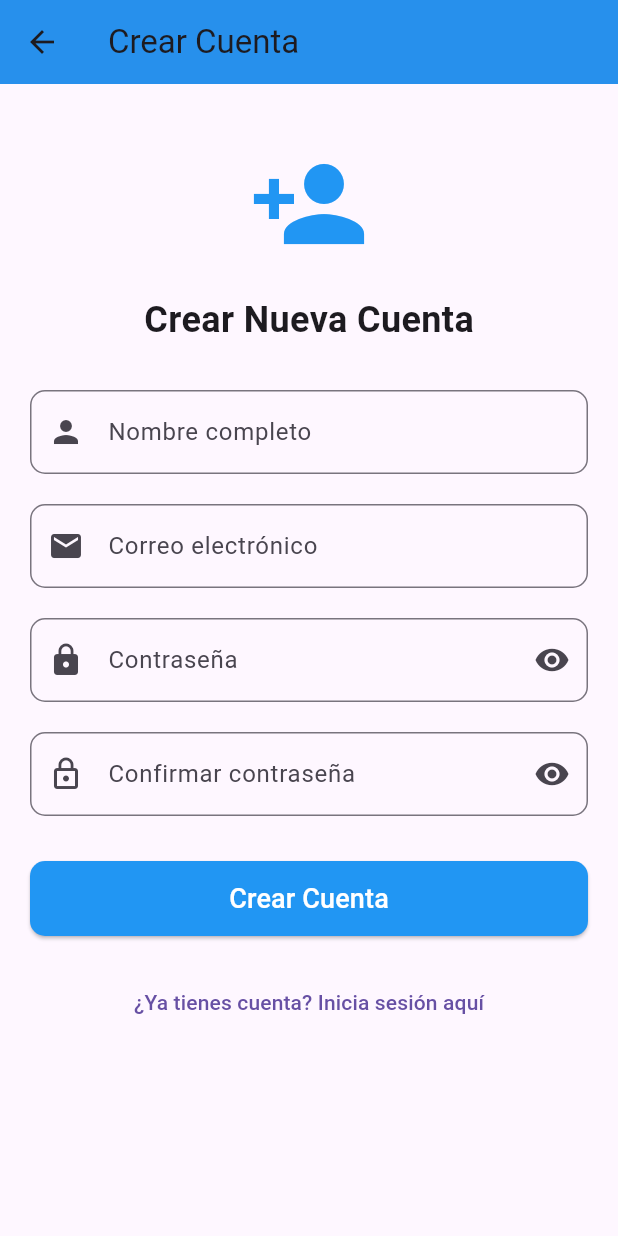
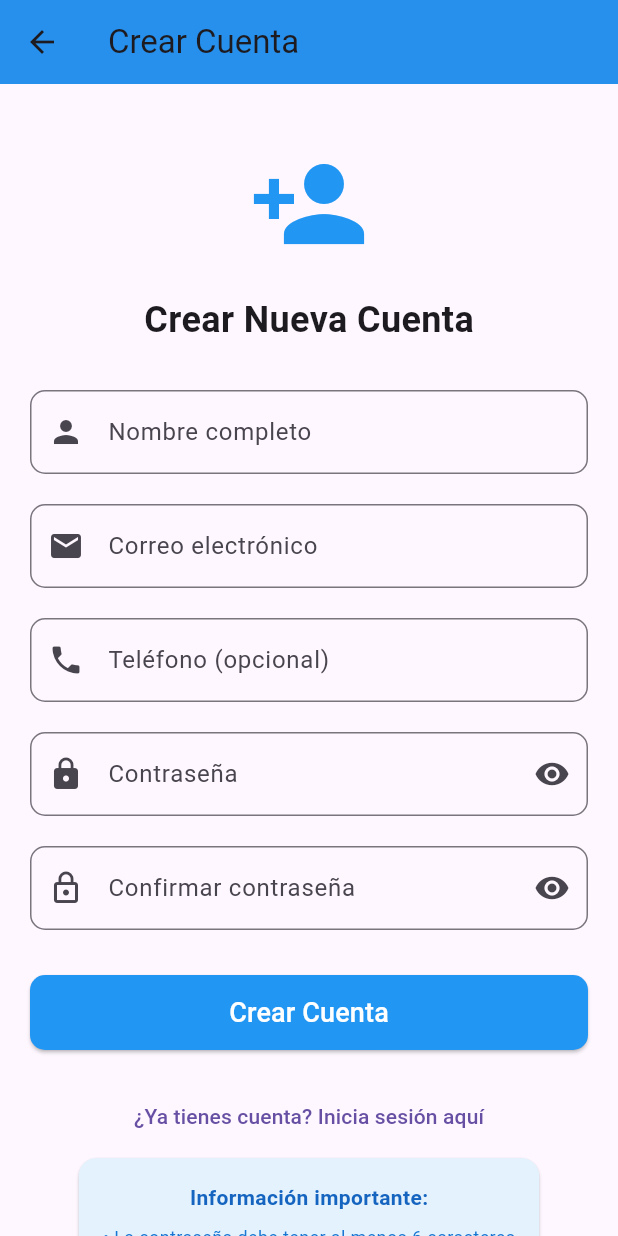
Before and after one commit to ricardo778/proyecto_final, a Flutter app: the screen it shows after launch, after a tap on "Iniciar Sesión", after a tap on "Crear Nueva Cuenta", on a phone screen of 412 x 824 dp. Run offline on Flutter 3.47's test engine with Material 3 defaults, Android fonts, the light colour scheme and no system bars; our stand-ins replace shared_preferences; network calls fail.

Commit message:
integracion de funcionalidad el el lgoin y registro desde la BD

```diff
--- a/lib/pantallas/login_screen.dart
+++ b/lib/pantallas/login_screen.dart
@@ -53,16 +53,56 @@ class _LoginScreenState extends State<LoginScreen> {
       _cargando = true;
     });
 
-    // Navegar directamente a la pantalla principal
-    Navigator.pushReplacement(
-      context,
-      MaterialPageRoute(
-          builder: (context) => Home()),
-    );
+    try {
+      print('📡 Enviando credenciales al servidor...');
 
-    setState(() {
-      _cargando = false;
-    });
+      // Llamar al servicio de autenticación real
+      final resultado = await AuthService.login(
+        email: _emailController.text.trim(),
+        password: _contrasenaController.text,
+      );
+
+      if (resultado['success'] == true) {
+        // ✅ Login exitoso
+        print('✅ Login exitoso!');
+        print('🔑 Token: ${resultado['token']}');
+        print('👤 Usuario: ${resultado['usuario']}');
+
+        ScaffoldMessenger.of(context).showSnackBar(
+          SnackBar(
+            content: Text(resultado['message'] ?? '¡Login exitoso!'),
+            backgroundColor: Colors.green,
+          ),
+        );
+
+        // Navegar a la pantalla principal
+        Navigator.pushReplacement(
+          context,
+          MaterialPageRoute(builder: (context) => Home()),
+        );
+      } else {
+        // ❌ Login fallido
+        print('❌ Error en login: ${resultado['message']}');
+        ScaffoldMessenger.of(context).showSnackBar(
+          SnackBar(
+            content: Text(resultado['message'] ?? 'Error en el login'),
+            backgroundColor: Colors.red,
+          ),
+        );
+      }
+    } catch (e) {
+      print('❌ ERROR en login: $e');
+      ScaffoldMessenger.of(context).showSnackBar(
+        SnackBar(
+          content: Text('Error de conexión: $e'),
+          backgroundColor: Colors.red,
+        ),
+      );
+    } finally {
+      setState(() {
+        _cargando = false;
+      });
+    }
   }
 
   void _irARegistro() {
@@ -175,24 +215,6 @@ class _LoginScreenState extends State<LoginScreen> {
 
                 const SizedBox(height: 10),
 
-                // Olvidé mi contraseña
-                Align(
-                  alignment: Alignment.centerRight,
-                  child: TextButton(
-                    onPressed: () {
-                      ScaffoldMessenger.of(context).showSnackBar(
-                        SnackBar(
-                          content: const Text('Función en desarrollo'),
-                          backgroundColor: Colors.blue,
-                        ),
-                      );
-                    },
-                    child: const Text('¿Olvidaste tu contraseña?'),
-                  ),
-                ),
-
-                const SizedBox(height: 30),
-
                 // Botón de login
                 _cargando
                     ? const CircularProgressIndicator()
--- a/lib/pantallas/registro_screen.dart
+++ b/lib/pantallas/registro_screen.dart
@@ -1,5 +1,6 @@
 import 'package:flutter/material.dart';
-import 'login_screen.dart';
+import '../servicios/auth_service.dart';
+import 'login_screen.dart'; // ✅ Cambiado a LoginScreen
 
 class RegistroScreen extends StatefulWidget {
   @override
@@ -10,14 +11,18 @@ class _RegistroScreenState extends State<RegistroScreen> {
   final _formKey = GlobalKey<FormState>();
   final _nombreController = TextEditingController();
   final _emailController = TextEditingController();
+  final _telefonoController = TextEditingController();
   final _passwordController = TextEditingController();
   final _confirmPasswordController = TextEditingController();
   bool _cargando = false;
   bool _ocultarPassword = true;
   bool _ocultarConfirmPassword = true;
 
-  void _registrar() {
-    if (_formKey.currentState!.validate()) {
+  void _registrar() async {
+    if (!_formKey.currentState!.validate()) {
+      return;
+    }
+
     if (_passwordController.text != _confirmPasswordController.text) {
       ScaffoldMessenger.of(context).showSnackBar(
         SnackBar(
@@ -28,22 +33,55 @@ class _RegistroScreenState extends State<RegistroScreen> {
       return;
     }
 
-      setState(() => _cargando = true);
+    setState(() {
+      _cargando = true;
+    });
 
-      // Registro simulado
-      Future.delayed(Duration(seconds: 2), () {
-        setState(() => _cargando = false);
+    try {
+      print('📝 Intentando registrar usuario...');
+
+      final resultado = await AuthService.registrarUsuario(
+        nombre: _nombreController.text.trim(),
+        email: _emailController.text.trim(),
+        password: _passwordController.text,
+        telefono: _telefonoController.text.trim().isEmpty ? null : _telefonoController.text.trim(), // ✅ Campo teléfono
+      );
+
+      if (resultado['success'] == true) {
+        print('✅ Registro exitoso!');
+
         ScaffoldMessenger.of(context).showSnackBar(
           SnackBar(
-            content: Text('Registro exitoso! Bienvenido/a ${_nombreController.text}'),
+            content: Text('¡Registro exitoso! Ahora inicia sesión'),
             backgroundColor: Colors.green,
           ),
         );
 
+        // ✅ NAVEGAR AL LOGIN después del registro exitoso
         Navigator.pushReplacement(
           context,
           MaterialPageRoute(builder: (context) => LoginScreen()),
         );
+      } else {
+        print('❌ Error en registro: ${resultado['message']}');
+        ScaffoldMessenger.of(context).showSnackBar(
+          SnackBar(
+            content: Text(resultado['message'] ?? 'Error en el registro'),
+            backgroundColor: Colors.red,
+          ),
+        );
+      }
+    } catch (e) {
+      print('❌ ERROR en registro: $e');
+      ScaffoldMessenger.of(context).showSnackBar(
+        SnackBar(
+          content: Text('Error de conexión: $e'),
+          backgroundColor: Colors.red,
+        ),
+      );
+    } finally {
+      setState(() {
+        _cargando = false;
       });
     }
   }
@@ -106,6 +144,22 @@ class _RegistroScreenState extends State<RegistroScreen> {
                   if (!value.contains('@')) {
                     return 'Ingresa un email válido';
                   }
+                  return null;
+                },
+              ),
+              SizedBox(height: 20),
+
+              // ✅ NUEVO CAMPO: Teléfono
+              TextFormField(
+                controller: _telefonoController,
+                decoration: InputDecoration(
+                  labelText: 'Teléfono (opcional)',
+                  prefixIcon: Icon(Icons.phone),
+                  border: OutlineInputBorder(borderRadius: BorderRadius.circular(10)),
+                ),
+                keyboardType: TextInputType.phone,
+                validator: (value) {
+                  // Opcional, no necesita validación estricta
                   return null;
                 },
               ),
@@ -182,6 +236,33 @@ class _RegistroScreenState extends State<RegistroScreen> {
                 ),
                 child: Text('¿Ya tienes cuenta? Inicia sesión aquí'),
               ),
+
+              // Información adicional
+              Card(
+                color: Colors.blue[50],
+                child: Padding(
+                  padding: EdgeInsets.all(16),
+                  child: Column(
+                    children: [
+                      Text(
+                        'Información importante:',
+                        style: TextStyle(
+                          fontWeight: FontWeight.bold,
+                          color: Colors.blue[800],
+                        ),
+                      ),
+                      SizedBox(height: 8),
+                      Text(
+                        '• La contraseña debe tener al menos 6 caracteres\n• Después del registro podrás iniciar sesión',
+                        style: TextStyle(
+                          color: Colors.blue[700],
+                          fontSize: 12,
+                        ),
+                      ),
+                    ],
+                  ),
+                ),
+              ),
             ],
           ),
         ),
@@ -193,6 +274,7 @@ class _RegistroScreenState extends State<RegistroScreen> {
   void dispose() {
     _nombreController.dispose();
     _emailController.dispose();
+    _telefonoController.dispose();
     _passwordController.dispose();
     _confirmPasswordController.dispose();
     super.dispose();
```
Also changed, not shown: lib/servicios/auth_service.dart (+38 -5 lines), 2 other files. Lines whose indentation alone changed are shown as unchanged.
